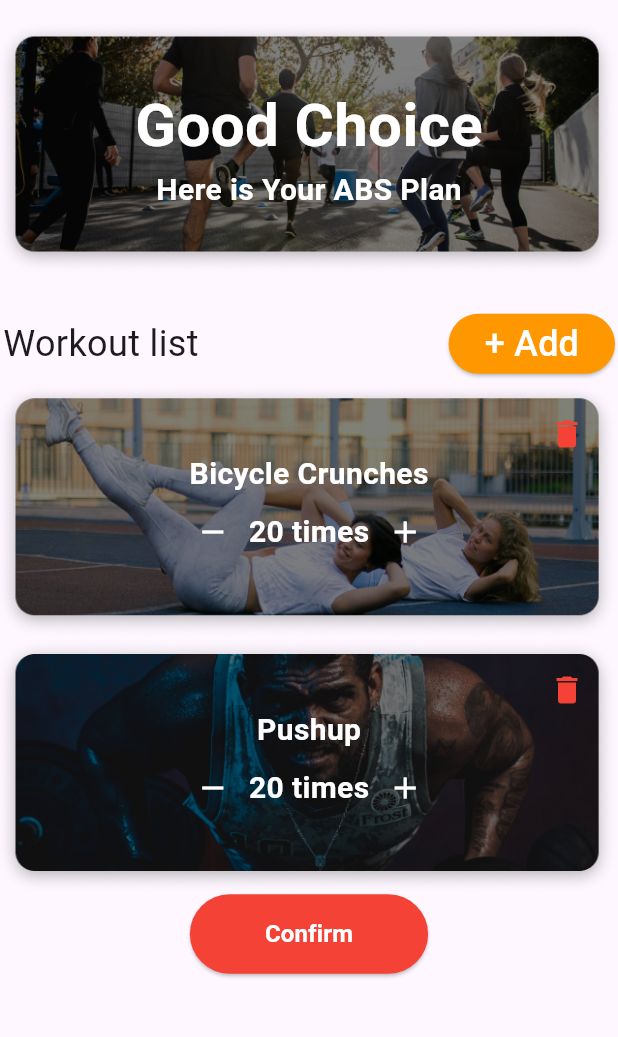
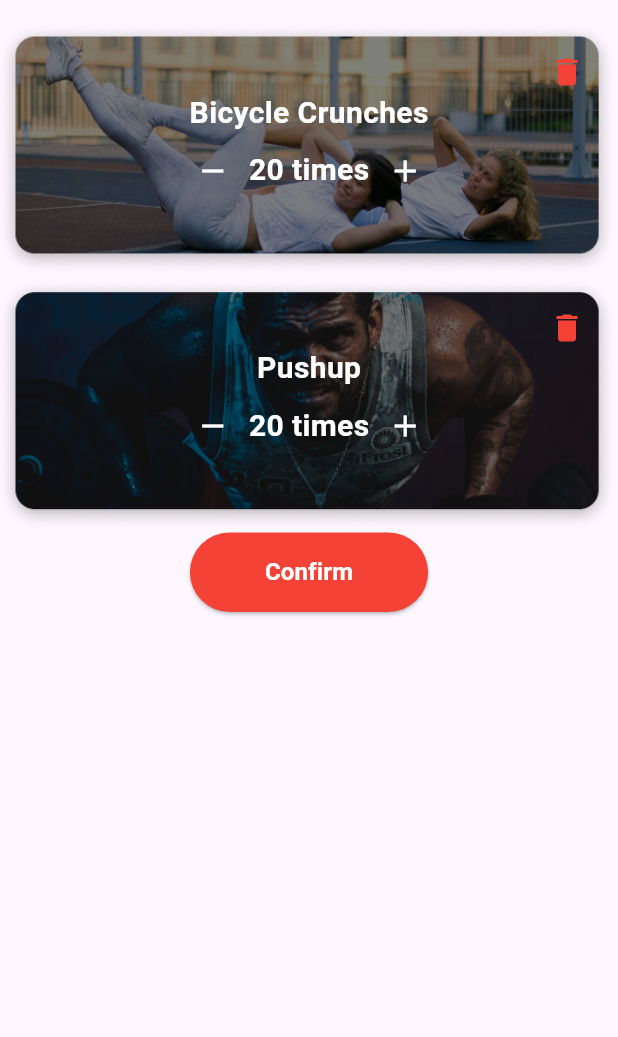
Before and after one commit to Ntckx/AgileSEProject, a Flutter app: the EditWorkoutABS screen opened by its route, on a phone screen of 412 x 824 dp, the part 63-1100 px from its top. Run offline on Flutter 3.47's test engine with Material 3 defaults, Android fonts, the phone set to English and light mode, and no system bars; our stand-ins replace google_fonts, gradient_borders, outline_gradient_button, simple_gradient_text.

Commit message:
workoutoptionUpdated1

```diff
--- a/lib/edit_workout.dart
+++ b/lib/edit_workout.dart
@@ -12,77 +12,16 @@ class EditWorkoutABS extends StatelessWidget {
           child: Column(
             mainAxisAlignment: MainAxisAlignment.center,
             children: [
-              Stack(
-                alignment: Alignment.center,
-                children: [
-                  ClipRRect(
-                    borderRadius: BorderRadius.circular(20),
-                    child: Image.asset(
-                      'assets/images/picture.png',
-                      width: 500,
-                      fit: BoxFit.cover,
-                    ),
-                  ),
-                  Column(
-                    mainAxisAlignment: MainAxisAlignment.center,
-                    children: [
-                      Text(
-                        'Good Choice',
-                        style: TextStyle(
-                            fontSize: 40,
-                            color: Colors.white,
-                            fontWeight: FontWeight.bold),
-                      ),
-                      Text('Here is Your ABS Plan',
-                          style: TextStyle(
-                              fontSize: 20,
-                              color: Colors.white,
-                              fontWeight: FontWeight.bold)),
-                    ],
-                  ),
-                ],
+              // Other widgets...
+              WorkoutItemWithDeleteConfirmation(
+                workoutName: 'Bicycle Crunches',
+                imagePath: 'assets/images/BicycleCrunches.png',
               ),
-              SizedBox(height: 20),
-              Padding(
-                padding: EdgeInsets.all(2.0), // Add padding
-                child: Row(
-                  children: [
-                    Align(
-                      alignment: Alignment.topRight,
-                      child: Text(
-                        'Workout list',
-                        style: TextStyle(fontSize: 24),
-                      ),
-                    ),
-                    Spacer(),
-                    Align(
-                      alignment: Alignment.topLeft,
-                      child: ElevatedButton(
-                        onPressed: () {
-                          Navigator.pushNamed(context, '/workoutoption');
-                        },
-                        style: ElevatedButton.styleFrom(
-                          backgroundColor: Colors.orange,
-                        ),
-                        child: Text(
-                          '+ Add',
-                          style: TextStyle(fontSize: 24, color: Colors.white),
-                        ),
-                      ),
-                    ),
-                  ],
-                ),
+              WorkoutItemWithDeleteConfirmation(
+                workoutName: 'Pushup',
+                imagePath: 'assets/images/pushup.png',
               ),
-              workoutItemWithDeleteConfirmation(
-                context,
-                'Bicycle Crunches',
-                'assets/images/BicycleCrunches.png',
-              ),
-              workoutItemWithDeleteConfirmation(
-                context,
-                'Pushup',
-                'assets/images/pushup.png',
-              ),
+              // Other widgets...
               ElevatedButton(
                 onPressed: () {
                   // Handle button press
@@ -103,26 +42,56 @@ class EditWorkoutABS extends StatelessWidget {
                   ),
                 ),
               ),
-              SizedBox(height: 20),
             ],
           ),
         ),
       ),
     );
   }
+}
 
-  Widget workoutItemWithDeleteConfirmation(
-    BuildContext context,
-    String workoutName,
-    String imagePath,
-  ) {
+class WorkoutItemWithDeleteConfirmation extends StatefulWidget {
+  final String workoutName;
+  final String imagePath;
+
+  const WorkoutItemWithDeleteConfirmation({
+    Key? key,
+    required this.workoutName,
+    required this.imagePath,
+  }) : super(key: key);
+
+  @override
+  _WorkoutItemWithDeleteConfirmationState createState() =>
+      _WorkoutItemWithDeleteConfirmationState();
+}
+
+class _WorkoutItemWithDeleteConfirmationState
+    extends State<WorkoutItemWithDeleteConfirmation> {
+  int _times = 20; // Initial number of times
+
+  void _incrementTimes() {
+    setState(() {
+      _times++;
+    });
+  }
+
+  void _decrementTimes() {
+    setState(() {
+      if (_times > 1) {
+        _times--;
+      }
+    });
+  }
+
+  @override
+  Widget build(BuildContext context) {
     return Stack(
       alignment: Alignment.center,
       children: [
         ClipRRect(
           borderRadius: BorderRadius.circular(20),
           child: Image.asset(
-            imagePath,
+            widget.imagePath,
             width: 500,
             fit: BoxFit.cover,
           ),
@@ -182,7 +151,7 @@ class EditWorkoutABS extends StatelessWidget {
           mainAxisAlignment: MainAxisAlignment.center,
           children: [
             Text(
-              workoutName,
+              widget.workoutName,
               style: TextStyle(
                 fontSize: 20,
                 color: Colors.white,
@@ -193,14 +162,12 @@ class EditWorkoutABS extends StatelessWidget {
               mainAxisAlignment: MainAxisAlignment.center,
               children: [
                 IconButton(
-                  onPressed: () {
-                    // Handle minus button press
-                  },
+                  onPressed: _decrementTimes,
                   icon: Icon(Icons.remove),
                   color: Colors.white,
                 ),
                 Text(
-                  '20 times',
+                  '$_times times',
                   style: TextStyle(
                     fontSize: 20,
                     color: Colors.white,
@@ -208,9 +175,7 @@ class EditWorkoutABS extends StatelessWidget {
                   ),
                 ),
                 IconButton(
-                  onPressed: () {
-                    // Handle plus button press
-                  },
+                  onPressed: _incrementTimes,
                   icon: Icon(Icons.add),
                   color: Colors.white,
                 ),
--- a/lib/recommendedplan.dart
+++ b/lib/recommendedplan.dart
@@ -173,7 +173,7 @@ class _WorkoutItemState extends State<WorkoutItem> {
                       color: Colors.white,
                     ),
                     Text(
-                      '$_timesPerformed times',
+                      '20 times',
                       style: TextStyle(
                         fontSize: 20,
                         color: Colors.white,
```
